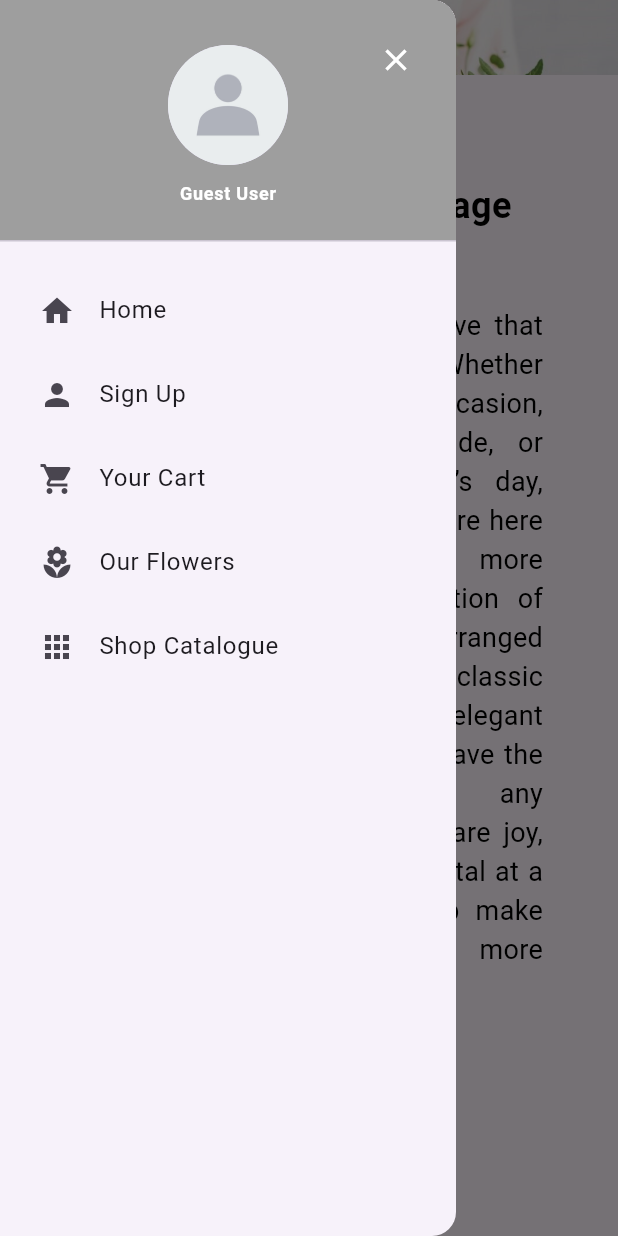
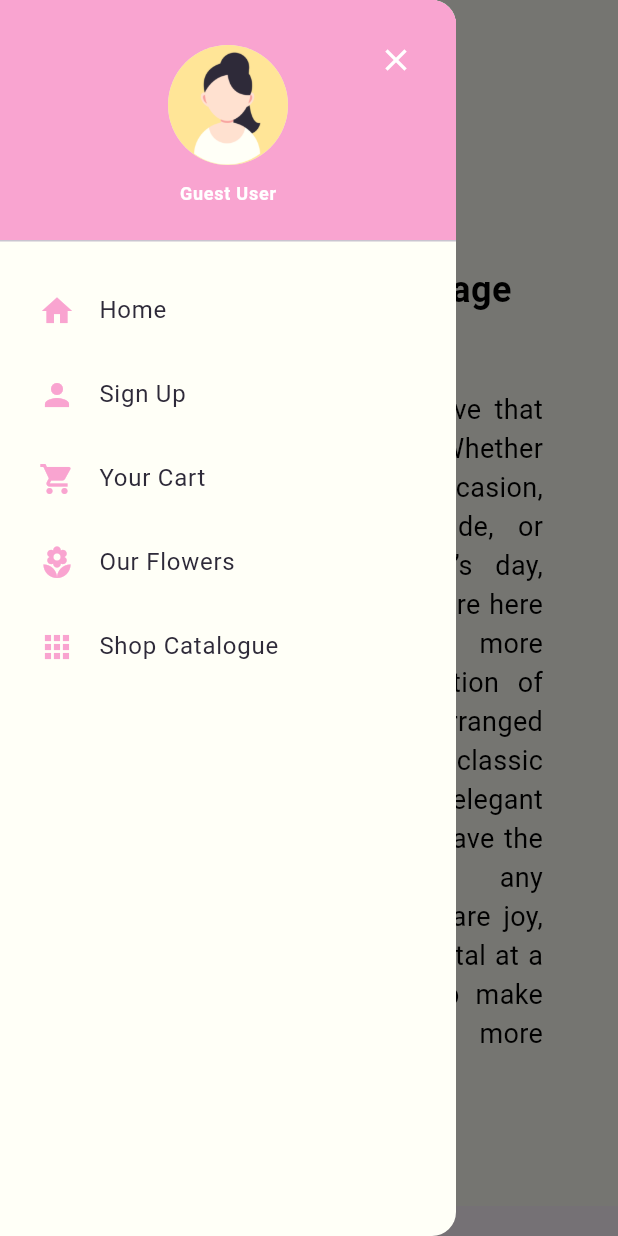
Before and after one commit to llasus-ronnie/Bloom-and-Bliss, a Flutter app: the screen it shows after launch, with the side drawer open, on a phone screen of 412 x 824 dp. Run offline on Flutter 3.47's test engine with Material 3 defaults, Android fonts, the phone set to English and light mode, and no system bars.

Commit message:
appbar and sidenav design

```diff
--- /dev/null
+++ b/lib/constants/colors.dart
@@ -0,0 +1,9 @@
+import 'package:flutter/material.dart';
+
+class AppColors {
+  static const Color pink = Color(0xFFf9a4d0);
+  static const Color yellow = Color(0xFFffe597);
+  static const Color green = Color(0xFFafdba2);
+  static const Color black = Color(0xFF2e2a39);
+  static const Color beige = Color(0xFFfffff7);
+}
--- a/lib/main.dart
+++ b/lib/main.dart
@@ -1,5 +1,7 @@
 import 'package:flutter/material.dart';
 import 'package:bloom_and_bliss/sidenav.dart';
+
+import 'constants/colors.dart';
 
 void main() {
   runApp(const MyApp());
@@ -15,28 +17,34 @@ class MyApp extends StatelessWidget {
       title: apptitle,
       home: Scaffold(
         appBar: PreferredSize(
-          preferredSize: Size.fromHeight(50),
+          preferredSize: Size.fromHeight(80),
           child: AppBar(
+            backgroundColor: AppColors.beige,
             centerTitle: true,
-            flexibleSpace: Container(
-              decoration: BoxDecoration(
-                image: DecorationImage(
-                  image: AssetImage("assets/flowers-header.jpg"),
-                  fit: BoxFit.cover,
-                ),
+            flexibleSpace: Center(
+              child: Padding(
+                padding: EdgeInsets.only(top: 10, bottom: 5),
+                child: Image.asset("assets/bnb-logo.png", height: 70),
               ),
             ),
-            backgroundColor: Colors.transparent,
-            elevation: 0,
+            iconTheme: IconThemeData(
+              color: AppColors.pink
+            ),
           ),
         ),
         drawer: Sidenav(),
         body: SingleChildScrollView(
-          child: Column(
+          child: Container(
+            height: MediaQuery.of(context).size.height - 100,
+            alignment: Alignment.center,
+            color: AppColors.beige,
+            child: Column(
+              mainAxisAlignment: MainAxisAlignment.center,
               children: [
                 TextTitleSection(),
-                BodySection()
-              ]
+                BodySection(),
+              ],
+            ),
           ),
         ),
       ),
--- a/lib/sidenav.dart
+++ b/lib/sidenav.dart
@@ -4,6 +4,7 @@ import 'package:bloom_and_bliss/pages/signup_page.dart';
 import 'package:bloom_and_bliss/pages/cart_page.dart';
 import 'package:bloom_and_bliss/pages/details_page.dart';
 import 'package:bloom_and_bliss/pages/catalogue_page.dart';
+import 'package:bloom_and_bliss/constants/colors.dart';
 
 void main() {
   runApp(const Sidenav());
@@ -15,6 +16,7 @@ class Sidenav extends StatelessWidget {
   @override
   Widget build(BuildContext context) {
     return Drawer(
+      backgroundColor: AppColors.beige,
       child: Column(
         children: [
           DrwHeader(),
@@ -34,7 +36,7 @@ class _Drwheader extends State<DrwHeader> {
   @override
   Widget build(BuildContext context) {
     return DrawerHeader(
-      decoration: BoxDecoration(color: Colors.grey),
+      decoration: BoxDecoration(color: AppColors.pink),
       child: Stack(
         children: [
           Positioned(
@@ -53,7 +55,7 @@ class _Drwheader extends State<DrwHeader> {
               mainAxisSize: MainAxisSize.min,
               children: [
                 CircleAvatar(
-                  backgroundImage: AssetImage('assets/id-icon.jpg'),
+                  backgroundImage: AssetImage('assets/guest-icon.png'),
                   radius: 40,
                 ),
                 SizedBox(height: 10),
@@ -81,35 +83,37 @@ class _DrwListView extends State<DrwListView> {
   @override
   Widget build(BuildContext context) {
     return Padding(padding: EdgeInsets.all(10),
+    child: Container(
       child: Column(
         children: [
           ListTile(
-            title: Text("Home"),
-            leading: Icon(Icons.home),
+            title: Text("Home", style: TextStyle(color: AppColors.black)),
+            leading: Icon(Icons.home, color: AppColors.pink),
             onTap: () => Navigator.push(context, MaterialPageRoute(builder: (context) => MyApp())),
           ),
           ListTile(
-            title: Text("Sign Up"),
-            leading: Icon(Icons.person),
+            title: Text("Sign Up", style: TextStyle(color: AppColors.black)),
+            leading: Icon(Icons.person, color: AppColors.pink),
             onTap: () => Navigator.push(context, MaterialPageRoute(builder: (context) => SignUpPage())),
           ),
           ListTile(
-            title: Text("Your Cart"),
-            leading: Icon(Icons.shopping_cart),
+            title: Text("Your Cart", style: TextStyle(color: AppColors.black)),
+            leading: Icon(Icons.shopping_cart, color: AppColors.pink),
             onTap: () => Navigator.push(context, MaterialPageRoute(builder: (context) => CartPage())),
           ),
           ListTile(
-            title: Text("Our Flowers"),
-            leading: Icon(Icons.local_florist),
+            title: Text("Our Flowers", style: TextStyle(color: AppColors.black)),
+            leading: Icon(Icons.local_florist, color: AppColors.pink),
             onTap: () => Navigator.push(context, MaterialPageRoute(builder: (context) => DetailsPage())),
           ),
           ListTile(
-            title: Text("Shop Catalogue"),
-            leading: Icon(Icons.apps),
+            title: Text("Shop Catalogue", style: TextStyle(color: AppColors.black)),
+            leading: Icon(Icons.apps, color: AppColors.pink),
             onTap: () => Navigator.push(context, MaterialPageRoute(builder: (context) => CataloguePage())),
           ),
         ],
       ),
+    ),
     );
   }
 }
--- a/pubspec.yaml
+++ b/pubspec.yaml
@@ -61,6 +61,8 @@ flutter:
   assets:
     - assets/id-icon.jpg
     - assets/flowers-header.jpg
+    - assets/bnb-logo.png
+    - assets/guest-icon.png
 
   # An image asset can refer to one or more resolution-specific "variants", see
   # https://flutter.dev/to/resolution-aware-images
```
Also changed, not shown: assets/bnb-logo.png (added), assets/flower-header.jpg (deleted), assets/guest-icon.png (added).
